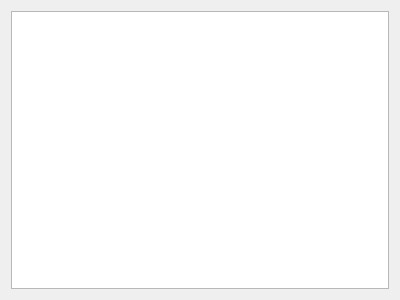
First picture: the form in SubjectSchedule.ui, repository sarum9in/Schedule, before the edit.
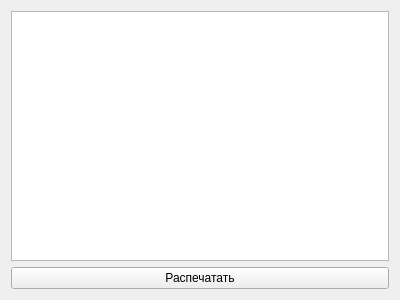
Second picture: the form after the edit.

Commit message: Dirty printing implementation.

```diff
--- a/SubjectSchedule.ui
+++ b/SubjectSchedule.ui
@@ -14,6 +14,13 @@
    <item row="0" column="0">
     <widget class="QTableWidget" name="scheduleTable"/>
    </item>
+   <item row="1" column="0">
+    <widget class="QPushButton" name="printButton">
+     <property name="text">
+      <string>Распечатать</string>
+     </property>
+    </widget>
+   </item>
   </layout>
  </widget>
  <resources/>
```
Left out of the diff: 20 changed lines with no effect on the pictures. The commit also changes 2 other files.
